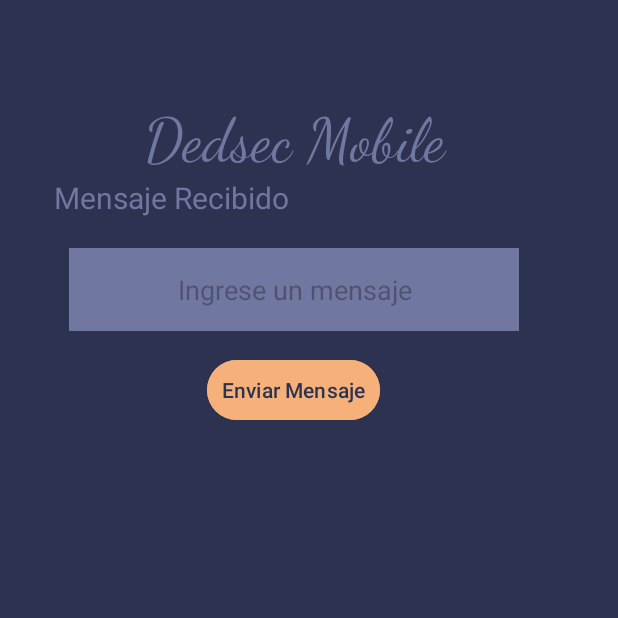
After one commit to CiscoFsociety23/mobile.dedsec.cl, an Android app: the MqttIntegration screen opened directly, with no data from a screen before it, on a phone screen of 412 x 824 dp, the top half of it. The commit adds this screen. Run offline under Robolectric (Android 15) with nearby library versions, the phone set to English and light mode, and no system bars; libraries missing offline, so code that uses them is left out: org.eclipse.paho; 6 statements that could not run were skipped.

Commit message:
feat: adding mqtt brocker

```diff
--- a/app/build.gradle
+++ b/app/build.gradle
@@ -58,4 +58,8 @@
     implementation platform('com.google.firebase:firebase-bom:32.6.0')
     implementation 'com.android.support:multidex:1.0.3'
 
+    // Implementacion MQTT
+    implementation 'org.eclipse.paho:org.eclipse.paho.client.mqttv3:1.2.5'
+    implementation 'org.eclipse.paho:org.eclipse.paho.android.service:1.1.1'
+
 }
--- a/app/src/main/AndroidManifest.xml
+++ b/app/src/main/AndroidManifest.xml
@@ -18,6 +18,9 @@
         android:supportsRtl="true"
         android:theme="@style/Theme.DedsecMobile"
         tools:targetApi="31">
+        <activity
+            android:name=".MqttIntegration"
+            android:exported="false" />
         <activity
             android:name=".FirebaseIntegration"
             android:exported="false" />
--- /dev/null
+++ b/app/src/main/java/com/dedsec/dedsec_mobile/MqttIntegration.java
@@ -0,0 +1,94 @@
+package com.dedsec.dedsec_mobile;
+
+import android.os.Bundle;
+import android.util.Log;
+import android.view.View;
+import android.widget.Button;
+import android.widget.EditText;
+import android.widget.TextView;
+import android.widget.Toast;
+
+import androidx.appcompat.app.AppCompatActivity;
+
+import org.eclipse.paho.client.mqttv3.IMqttDeliveryToken;
+import org.eclipse.paho.client.mqttv3.MqttCallback;
+import org.eclipse.paho.client.mqttv3.MqttClient;
+import org.eclipse.paho.client.mqttv3.MqttConnectOptions;
+import org.eclipse.paho.client.mqttv3.MqttException;
+import org.eclipse.paho.client.mqttv3.MqttMessage;
+
+public class MqttIntegration extends AppCompatActivity {
+
+    private static String mqttHost = "tcp://skitterkitten341.cloud.shiftr.io:1883";
+    private static String idUsuario = "AppAndroid";
+
+    private static String topico = "Mensaje";
+    private static String user = "skitterkitten341";
+    private static String pass = "iEbez08rQzz5NDQA";
+
+    private TextView textView;
+    private EditText editText;
+    private Button button;
+
+    private MqttClient mqttClient;
+
+    @Override
+    protected void onCreate(Bundle savedInstanceState) {
+        super.onCreate(savedInstanceState);
+        setContentView(R.layout.activity_mqtt_integration);
+
+        textView = findViewById(R.id.vista_texto);
+        editText = findViewById(R.id.txtMessage);
+        button = findViewById(R.id.btn_mqttSendData);
+
+        try {
+            mqttClient = new MqttClient(mqttHost, idUsuario, null);
+            MqttConnectOptions options = new MqttConnectOptions();
+            options.setUserName(user);
+            options.setPassword(pass.toCharArray());
+            mqttClient.connect(options);
+
+            Toast.makeText(MqttIntegration.this, "Aplicacion Conectada", Toast.LENGTH_SHORT).show();
+
+            mqttClient.setCallback(new MqttCallback() {
+                @Override
+                public void connectionLost(Throwable cause) {
+                    Log.d("MQTT", "Conexion Perdida");
+                }
+
+                @Override
+                public void messageArrived(String topic, MqttMessage message) throws Exception {
+                    String payload = new String(message.getPayload());
+                    runOnUiThread(() -> textView.setText(payload));
+                }
+
+                @Override
+                public void deliveryComplete(IMqttDeliveryToken token) {
+                    Log.d("MQTT", "Entrega completa");
+                }
+            });
+
+        } catch (MqttException e) {
+            e.printStackTrace();
+        }
+
+        button.setOnClickListener(new View.OnClickListener() {
+            @Override
+            public void onClick(View view) {
+                String mesagge = editText.getText().toString();
+                try {
+                    if (mqttClient != null && mqttClient.isConnected()){
+                        mqttClient.publish(topico, mesagge.getBytes(), 0, false);
+                        textView.append("\n - " + mesagge);
+                        Toast.makeText(MqttIntegration.this, "Mesaje Enviado", Toast.LENGTH_SHORT).show();
+                    } else {
+                        Toast.makeText(MqttIntegration.this, "Conexion no disponible", Toast.LENGTH_SHORT).show();
+                    }
+                } catch (MqttException e) {
+                    e.printStackTrace();
+                }
+            }
+        });
+
+    }
+}
--- a/app/src/main/java/com/dedsec/dedsec_mobile/UserPanel.java
+++ b/app/src/main/java/com/dedsec/dedsec_mobile/UserPanel.java
@@ -33,6 +33,7 @@
         media_service();
         crud_sqlite();
         firebase_integration();
+        mqtt_integration();
     }
 
     private void geo_service_view(){
@@ -89,4 +90,15 @@
             }
         });
     }
+
+    private void mqtt_integration(){
+        button = findViewById(R.id.btn_mqtt_integration);
+        button.setOnClickListener(new View.OnClickListener() {
+            @Override
+            public void onClick(View view) {
+                Intent intent = new Intent(UserPanel.this, MqttIntegration.class);
+                startActivity(intent);
+            }
+        });
+    }
 }
--- /dev/null
+++ b/app/src/main/res/layout/activity_mqtt_integration.xml
@@ -0,0 +1,69 @@
+<?xml version="1.0" encoding="utf-8"?>
+<androidx.constraintlayout.widget.ConstraintLayout xmlns:android="http://schemas.android.com/apk/res/android"
+    xmlns:app="http://schemas.android.com/apk/res-auto"
+    xmlns:tools="http://schemas.android.com/tools"
+    android:id="@+id/main"
+    android:layout_width="match_parent"
+    android:layout_height="match_parent"
+    tools:context=".MqttIntegration"
+    android:background="@color/dedsec_dark">
+
+    <LinearLayout
+        android:layout_width="320dp"
+        android:layout_height="685dp"
+        android:layout_marginStart="36dp"
+        android:layout_marginTop="44dp"
+        android:orientation="vertical"
+        app:layout_constraintEnd_toEndOf="parent"
+        app:layout_constraintHorizontal_bias="0.0"
+        app:layout_constraintStart_toStartOf="parent"
+        app:layout_constraintTop_toTopOf="parent" >
+
+        <TextView
+            android:layout_width="match_parent"
+            android:layout_height="wrap_content"
+            android:text="@string/app_name"
+            android:textColor="@color/dedsec_light"
+            android:layout_marginTop="25dp"
+            android:fontFamily="cursive"
+            android:textSize="40sp"
+            android:textAlignment="center" />
+
+        <TextView
+            android:id="@+id/vista_texto"
+            android:layout_width="match_parent"
+            android:layout_height="wrap_content"
+            android:textSize="20sp"
+            android:textColor="@color/dedsec_light"
+            android:text="@string/mqtt_message"/>
+
+        <EditText
+            android:id="@+id/txtMessage"
+            android:layout_width="300dp"
+            android:layout_height="wrap_content"
+            android:importantForAutofill="no"
+            android:padding="15dp"
+            android:textAlignment="center"
+            android:layout_gravity="center"
+            android:layout_marginTop="20dp"
+            android:hint="@string/mqtt_hint"
+            android:background="@color/dedsec_light"
+            android:textColor="@color/dedsec_aux"
+            android:inputType="text"/>
+
+        <Button
+            android:id="@+id/btn_mqttSendData"
+            android:layout_below="@id/txtMessage"
+            android:layout_width="wrap_content"
+            android:layout_height="wrap_content"
+            android:layout_gravity="center_horizontal"
+            android:layout_marginTop="15dp"
+            android:text="@string/btn_mqttSendData"
+            android:paddingVertical="5dp"
+            android:backgroundTint="@color/dedsec_aux"
+            android:textColor="@color/dedsec_dark"
+            android:paddingHorizontal="10dp"/>
+
+    </LinearLayout>
+
+</androidx.constraintlayout.widget.ConstraintLayout>
--- a/app/src/main/res/values/strings.xml
+++ b/app/src/main/res/values/strings.xml
@@ -16,6 +16,7 @@
     <string name="petName_hint">Ingrese el nombre de la mascota</string>
     <string name="nameOwner_hint">Ingrese el nombre del dueño</string>
     <string name="addressOwner_hint">Ingrese la direccion del dueño</string>
+    <string name="mqtt_hint">Ingrese un mensaje</string>
 
     <string name="btn_ingress">Ingresar</string>
     <string name="btn_reproducir">Reproducir Sonido</string>
@@ -25,6 +26,7 @@
     <string name="btn_registry">Crear Cuenta</string>
     <string name="btn_sendData">Enviar Datos</string>
     <string name="btn_loadData">Cargar Datos</string>
+    <string name="btn_mqttSendData">Enviar Mensaje</string>
 
     <string name="geo_service">Geo Service</string>
     <string name="recycler">Image Service</string>
@@ -35,5 +37,6 @@
 
     <string name="control_animales">Fomulario de ingreso de mascotas</string>
     <string name="pet_sp">Mascota</string>
+    <string name="mqtt_message">Mensaje Recibido</string>
 
 </resources>
```
